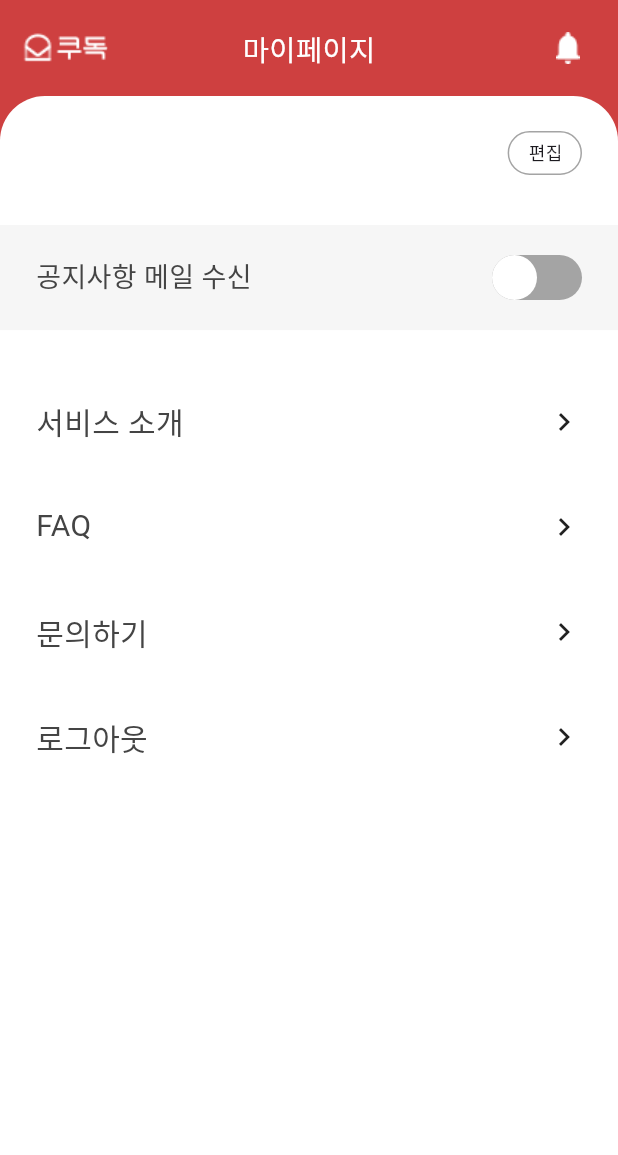
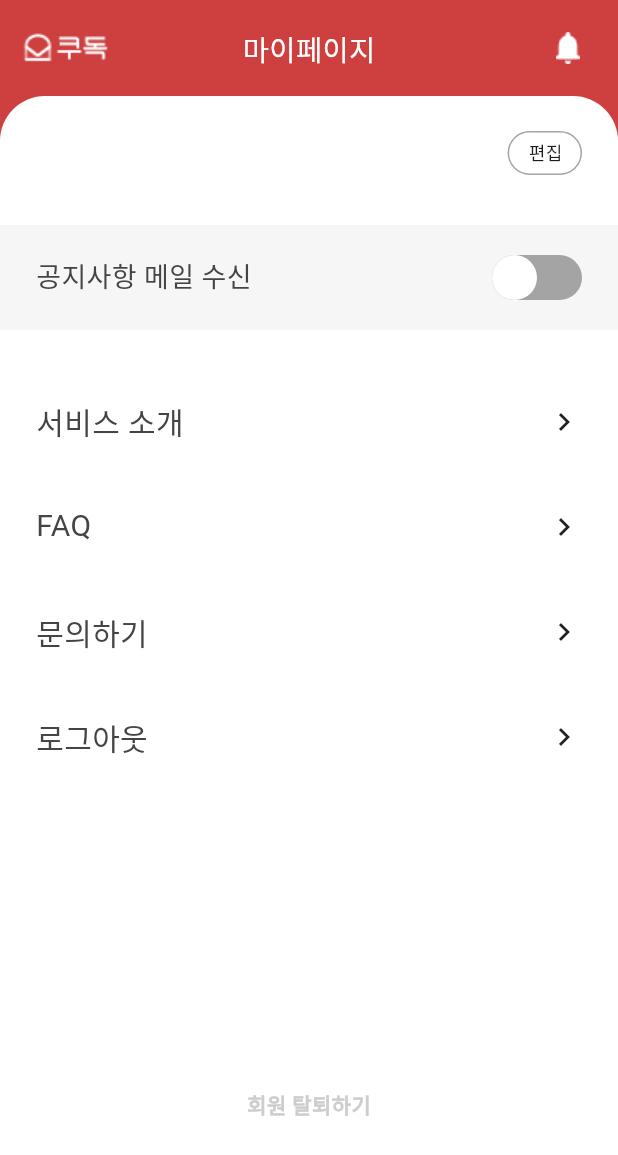
Before and after one commit to DevKor-github/KUDOG-front, a Flutter app: the ViewMyPageWidget screen opened directly, on a phone screen of 412 x 824 dp. Shown: the top 1155 px of the screen. Run offline on Flutter 3.47's test engine with Material 3 defaults, Android fonts, the light colour scheme and no system bars; our stand-ins replace dio, flutter_widget_from_html, shared_preferences; accounts and stored records are empty; network calls fail; Roboto replaces fonts that are missing (Noto Sans KR).

Commit message:
Fix: bug fix

```diff
--- a/kudog/lib/main.dart
+++ b/kudog/lib/main.dart
@@ -7,6 +7,7 @@ import 'package:kudog/service/SignInService.dart';
 import 'package:kudog/service/SignOutService.dart';
 import 'package:kudog/service/SignUpService.dart';
 import 'package:kudog/service/UserInfoService.dart';
+import 'package:kudog/service/WithdrawalService.dart';
 import 'package:provider/provider.dart';
 
 void main() {
@@ -20,6 +21,7 @@ void main() {
     ChangeNotifierProvider(create: (context) => UserInfoService()),
     ChangeNotifierProvider(create: (context) => CategoryService()),
     ChangeNotifierProvider(create: (context) => SignOutService()),
+    ChangeNotifierProvider(create: (context) => WithdrawalService()),
   ], child: const MainApp()));
 }
 
--- a/kudog/lib/pages/home/ViewMyPage.dart
+++ b/kudog/lib/pages/home/ViewMyPage.dart
@@ -1,6 +1,7 @@
 import 'package:flutter/material.dart';
 import 'package:kudog/model/UserModel.dart';
 import 'package:kudog/pages/auth/ChangeMyInfoPage.dart';
+import 'package:kudog/pages/auth/DeleteUserPage.dart';
 import 'package:kudog/pages/auth/LoginPage.dart';
 import 'package:kudog/service/SignOutService.dart';
 import 'package:kudog/service/UserInfoService.dart';
@@ -278,6 +279,24 @@ class _ViewMyPageWidgetState extends State<ViewMyPageWidget> {
                         ),
                       ),
                     ),
+                    SizedBox(height: 200),
+                    Container(
+                        child: InkWell(
+                            onTap: () {
+                              Navigator.push(
+                                context,
+                                MaterialPageRoute(
+                                    builder: (context) =>
+                                        DeleteUserPageWidget()),
+                              );
+                            },
+                            child: Text("회원 탈퇴하기",
+                                style: TextStyle(
+                                  fontWeight: FontWeight.w700,
+                                  fontSize: 14,
+                                  fontFamily: "Noto Sans KR",
+                                  color: Color(0xFFCDCDCD),
+                                )))),
                   ],
                 ),
               ),
--- a/kudog/lib/service/SignUpService.dart
+++ b/kudog/lib/service/SignUpService.dart
@@ -62,12 +62,12 @@ class SignUpService extends ChangeNotifier {
     }
   }
 
-  void VerifyEmail(String address, String code) async {
+  Future<void> VerifyEmail(String address, String code) async {
     try {
       Response response = await Dio().post(
           "https://api.kudog.devkor.club/mail/verify/check",
           data: {"email": address, "code": code});
-      if (response.statusCode == 200) {
+      if (response.statusCode == 201) {
         print("POST 요청 성공");
         secondId = 1;
         secondAnswer = "ⓘ 인증되었습니다.";
```
